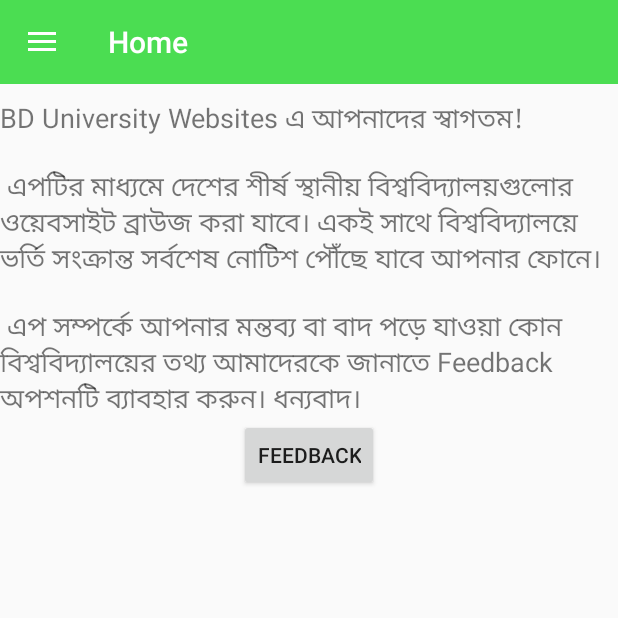
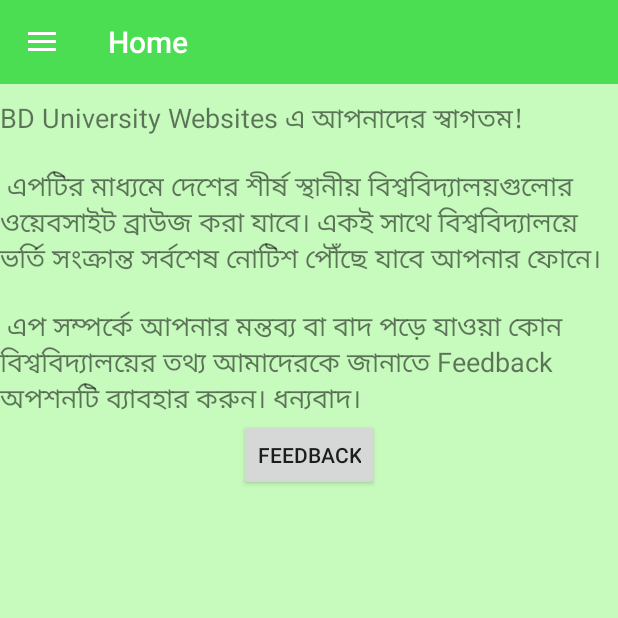
Before and after one commit to chistyinfo/BDUniversityWebsites, an Android app: the screen it shows after launch (MainActivity), on a phone screen of 412 x 824 dp, the top half of it. Run offline under Robolectric (Android 15) with nearby library versions, the phone set to English and light mode, and no system bars; our stand-ins replace AdMob; libraries missing offline, so code that uses them is left out: com.rzlts.appinbox; 3 statements that could not run were skipped.

Commit message:
backgroud colour of main activity has chaged

```diff
--- a/app/src/main/res/layout/activity_main.xml
+++ b/app/src/main/res/layout/activity_main.xml
@@ -4,6 +4,7 @@
     xmlns:tools="http://schemas.android.com/tools"
     android:id="@+id/drawer_layout"
     android:layout_width="match_parent"
+    android:background="#c7fabd"
     android:layout_height="match_parent">
 
 
```
